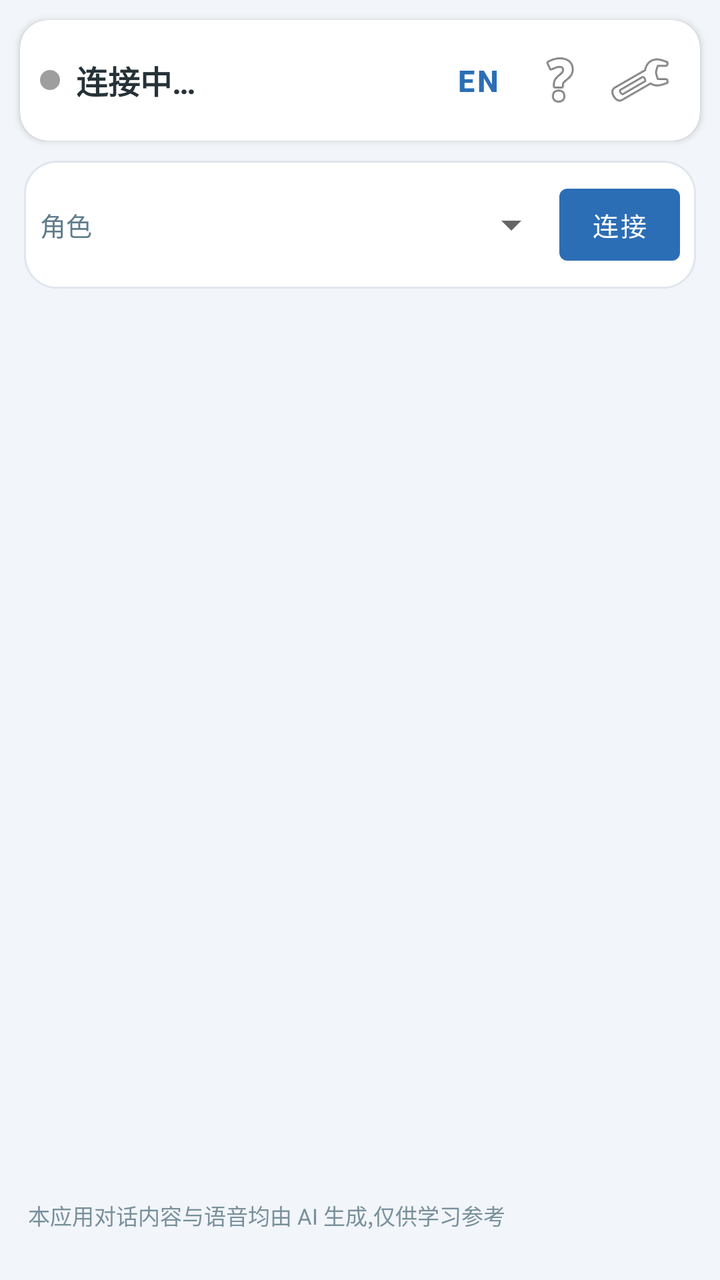
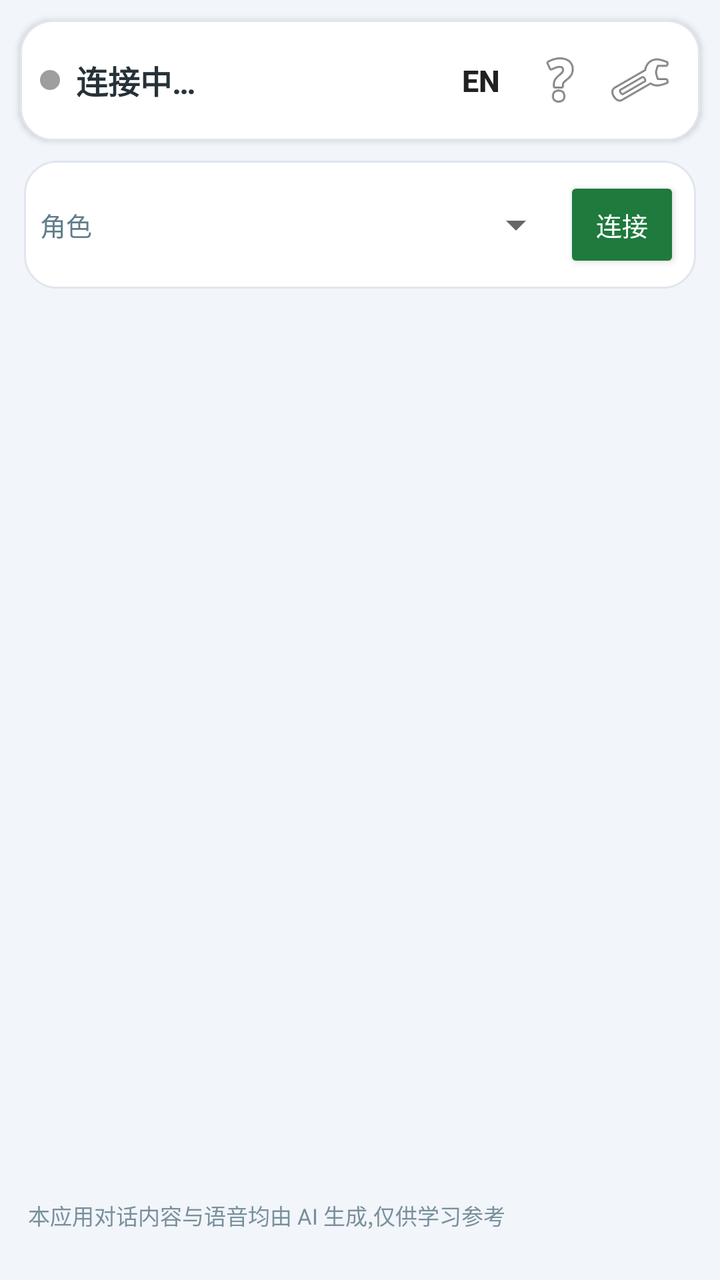

An Android layout rendered at two revisions. The XML below is the earlier revision; the diff shows what the commit changed to produce the second picture.
<!-- AndroidManifest.xml: application theme Theme.RtChat -->
<!-- res/layout/activity_main.xml -->
<?xml version="1.0" encoding="utf-8"?>
<LinearLayout xmlns:android="http://schemas.android.com/apk/res/android"
    xmlns:app="http://schemas.android.com/apk/res-auto"
    android:layout_width="match_parent"
    android:layout_height="match_parent"
    android:background="#F2F5F9"
    android:orientation="vertical">

    <com.google.android.material.card.MaterialCardView
        android:layout_width="match_parent"
        android:layout_height="wrap_content"
        android:layout_margin="10dp"
        app:cardCornerRadius="14dp"
        app:cardElevation="2dp">

        <LinearLayout
            android:layout_width="match_parent"
            android:layout_height="wrap_content"
            android:gravity="center_vertical"
            android:orientation="horizontal"
            android:padding="10dp">

            <View
                android:id="@+id/stateDot"
                android:layout_width="10dp"
                android:layout_height="10dp"
                android:background="@drawable/dot_idle" />

            <TextView
                android:id="@+id/stateText"
                android:layout_width="0dp"
                android:layout_height="wrap_content"
                android:layout_marginStart="8dp"
                android:layout_weight="1"
                android:text="@string/state_connecting"
                android:textColor="#263238"
                android:textSize="16sp"
                android:textStyle="bold" />

            
            <Button
                android:id="@+id/btnLang"
                style="@style/Widget.MaterialComponents.Button.TextButton"
                android:layout_width="wrap_content"
                android:layout_height="wrap_content"
                android:minWidth="0dp"
                android:minHeight="0dp"
                android:paddingHorizontal="10dp"
                android:text="@string/lang_btn_en"
                android:textSize="15sp"
                android:textStyle="bold" />

            <ImageButton
                android:id="@+id/btnHelp"
                android:layout_width="40dp"
                android:layout_height="40dp"
                android:background="?android:attr/selectableItemBackgroundBorderless"
                android:contentDescription="@string/help_title"
                android:src="@android:drawable/ic_menu_help" />

            <ImageButton
                android:id="@+id/btnSettings"
                android:layout_width="40dp"
                android:layout_height="40dp"
                android:background="?android:attr/selectableItemBackgroundBorderless"
                android:contentDescription="@string/settings_title"
                android:src="@android:drawable/ic_menu_preferences" />
        </LinearLayout>
    </com.google.android.material.card.MaterialCardView>

    <LinearLayout
        android:layout_width="match_parent"
        android:layout_height="wrap_content"
        android:layout_marginHorizontal="12dp"
        android:background="@drawable/bg_bubble_ai"
        android:gravity="center_vertical"
        android:orientation="horizontal"
        android:padding="8dp">

        <TextView
            android:layout_width="wrap_content"
            android:layout_height="wrap_content"
            android:text="@string/preset_label"
            android:textColor="#607D8B"
            android:textSize="13sp" />

        <Spinner
            android:id="@+id/presetSpinner"
            android:layout_width="0dp"
            android:layout_height="wrap_content"
            android:layout_marginStart="6dp"
            android:layout_weight="1" />

        <Button
            android:id="@+id/btnToggle"
            style="@style/Widget.MaterialComponents.Button.UnelevatedButton"
            android:layout_width="wrap_content"
            android:layout_height="wrap_content"
            android:minWidth="0dp"
            android:paddingHorizontal="16dp"
            android:text="@string/btn_connect"
            android:textSize="13sp" />
    </LinearLayout>

    <ScrollView
        android:id="@+id/scrollTranscript"
        android:layout_width="match_parent"
        android:layout_height="0dp"
        android:layout_marginTop="6dp"
        android:layout_weight="1"
        android:paddingHorizontal="10dp">

        <LinearLayout
            android:id="@+id/bubbleContainer"
            android:layout_width="match_parent"
            android:layout_height="wrap_content"
            android:orientation="vertical"
            android:paddingBottom="10dp" />
    </ScrollView>

    <TextView
        android:id="@+id/errText"
        android:layout_width="match_parent"
        android:layout_height="wrap_content"
        android:layout_marginHorizontal="14dp"
        android:textColor="@color/err_text"
        android:textSize="13sp" />

    
    <TextView
        android:id="@+id/aiNotice"
        android:layout_width="match_parent"
        android:layout_height="wrap_content"
        android:layout_marginHorizontal="14dp"
        android:text="@string/ai_notice"
        android:textColor="#78909C"
        android:textSize="11sp" />

    <TextView
        android:id="@+id/usageText"
        android:layout_width="match_parent"
        android:layout_height="wrap_content"
        android:layout_marginHorizontal="14dp"
        android:layout_marginBottom="8dp"
        android:textColor="#90A4AE"
        android:textSize="12sp" />
</LinearLayout>
<!-- resources referenced by this layout -->
<resources>
  <color name="err_text">#C62828</color>
  <!-- drawable bg_bubble_ai (drawable) -->
  <?xml version="1.0" encoding="utf-8"?>
  <shape xmlns:android="http://schemas.android.com/apk/res/android" android:shape="rectangle">
      <solid android:color="#FFFFFF" />
      <stroke android:width="1dp" android:color="#E0E6ED" />
      <corners android:radius="16dp" />
  </shape>
  <!-- drawable dot_idle (drawable) -->
  <?xml version="1.0" encoding="utf-8"?>
  <shape xmlns:android="http://schemas.android.com/apk/res/android" android:shape="oval">
      <solid android:color="#9E9E9E" />
  </shape>
  <string name="ai_notice">本应用对话内容与语音均由 AI 生成,仅供学习参考</string>
  <string name="btn_connect">连接</string>
  <string name="help_title">使用说明</string>
  <string name="lang_btn_en">EN</string>
  <string name="preset_label">角色</string>
  <string name="settings_title">设置</string>
  <string name="state_connecting">连接中…</string>
  <style name="Theme.RtChat" parent="Theme.MaterialComponents.DayNight.NoActionBar">
          <item name="colorPrimary">#2C6EB5</item>
          <item name="colorPrimaryVariant">#1A5B9E</item>
          <item name="colorOnPrimary">#FFFFFF</item>
          <item name="colorSecondary">#1F7A3D</item>
          <item name="colorOnSecondary">#FFFFFF</item>
          <item name="android:windowBackground">#F2F5F9</item>
          <item name="android:statusBarColor">#1A5B9E</item>
      </style>
</resources>

<!-- the commit's change to res/layout/activity_main.xml (unified diff, before → after) -->
@@ -6,12 +6,13 @@
     android:background="#F2F5F9"
     android:orientation="vertical">
 
-    <com.google.android.material.card.MaterialCardView
+    <LinearLayout
         android:layout_width="match_parent"
         android:layout_height="wrap_content"
         android:layout_margin="10dp"
-        app:cardCornerRadius="14dp"
-        app:cardElevation="2dp">
+        android:background="@drawable/bg_bubble_ai"
+        android:elevation="2dp"
+        android:orientation="vertical">
 
         <LinearLayout
             android:layout_width="match_parent"
@@ -40,7 +41,7 @@
             
             <Button
                 android:id="@+id/btnLang"
-                style="@style/Widget.MaterialComponents.Button.TextButton"
+                style="@style/Widget.AppCompat.Button.Borderless"
                 android:layout_width="wrap_content"
                 android:layout_height="wrap_content"
                 android:minWidth="0dp"
@@ -66,7 +67,7 @@
                 android:contentDescription="@string/settings_title"
                 android:src="@android:drawable/ic_menu_preferences" />
         </LinearLayout>
-    </com.google.android.material.card.MaterialCardView>
+    </LinearLayout>
 
     <LinearLayout
         android:layout_width="match_parent"
@@ -93,7 +94,8 @@
 
         <Button
             android:id="@+id/btnToggle"
-            style="@style/Widget.MaterialComponents.Button.UnelevatedButton"
+            style="@style/Widget.AppCompat.Button.Colored"
+            app:backgroundTint="#2C6EB5"
             android:layout_width="wrap_content"
             android:layout_height="wrap_content"
             android:minWidth="0dp"
<!-- resource entries referenced after the edit -->
@@ -20,12 +20,10 @@
   <string name="preset_label">角色</string>
   <string name="settings_title">设置</string>
   <string name="state_connecting">连接中…</string>
-  <style name="Theme.RtChat" parent="Theme.MaterialComponents.DayNight.NoActionBar">
+  <style name="Theme.RtChat" parent="Theme.AppCompat.DayNight.NoActionBar">
           <item name="colorPrimary">#2C6EB5</item>
-          <item name="colorPrimaryVariant">#1A5B9E</item>
-          <item name="colorOnPrimary">#FFFFFF</item>
-          <item name="colorSecondary">#1F7A3D</item>
-          <item name="colorOnSecondary">#FFFFFF</item>
+          <item name="colorPrimaryDark">#1A5B9E</item>
+          <item name="colorAccent">#1F7A3D</item>
           <item name="android:windowBackground">#F2F5F9</item>
           <item name="android:statusBarColor">#1A5B9E</item>
       </style>
